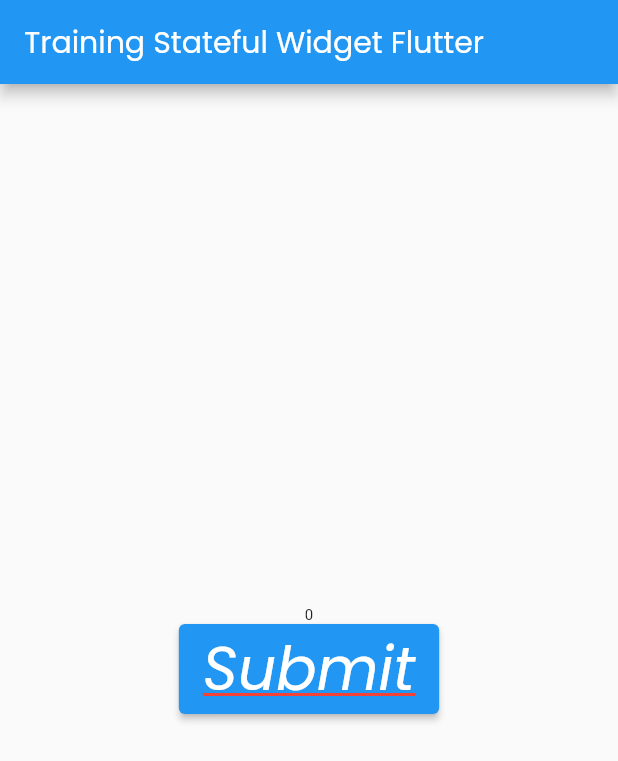
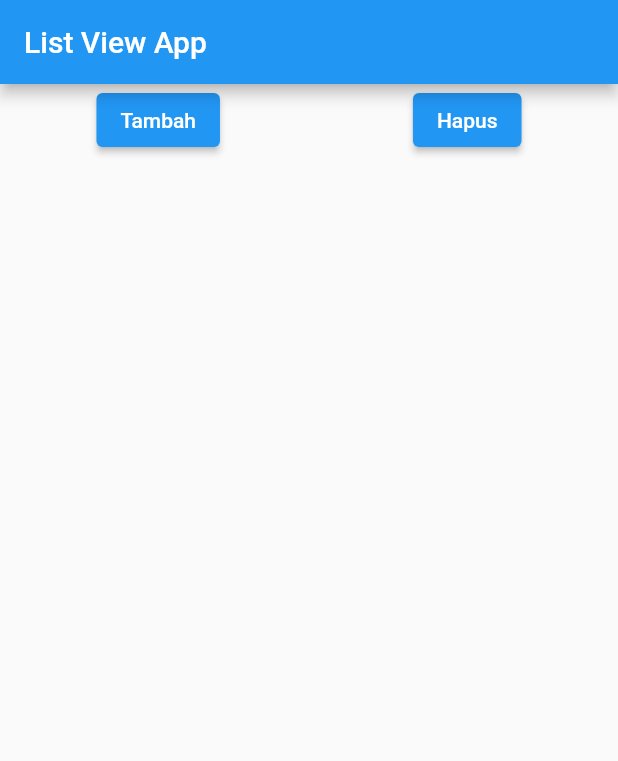
Before and after one commit to putranurf/hello-flutter, a Flutter app: the screen it shows after launch, on a phone screen of 412 x 824 dp. Shown: the top 761 px of the screen. Run offline on Flutter 3.47's test engine with Material 2 defaults, Android fonts, the phone set to English and light mode, and no system bars.

Commit message:
Training List View

```diff
--- a/lib/main.dart
+++ b/lib/main.dart
@@ -4,7 +4,8 @@ void main() {
   // runApp(const RowColumn());
   // runApp(const TextApp());
   // runApp(const ContainerApp());
-  runApp(const TestStatefulWidget());
+  // runApp(const TestStatefulWidget());
+  runApp(const ListViewApp());
 }
 
 // class TextApp extends StatelessWidget {
@@ -96,54 +97,104 @@ void main() {
 //   }
 // }
 
-class TestStatefulWidget extends StatefulWidget {
-  const TestStatefulWidget({super.key});
+// class TestStatefulWidget extends StatefulWidget {
+//   const TestStatefulWidget({super.key});
+
+//   @override
+//   State<TestStatefulWidget> createState() => _TestStatefulWidgetState();
+// }
+
+// class _TestStatefulWidgetState extends State<TestStatefulWidget> {
+//   int number = 0;
+
+//   @override
+//   Widget build(BuildContext context) {
+//     return MaterialApp(
+//       home: Scaffold(
+//         appBar: AppBar(
+//           title: const Text(
+//             "Training Stateful Widget Flutter",
+//             style: TextStyle(fontFamily: "Poppins"),
+//           ),
+//         ),
+//         body: Center(
+//           child: Column(
+//             mainAxisAlignment: MainAxisAlignment.center,
+//             children: <Widget>[
+//               Text(
+//                 number.toString(),
+//                 style: TextStyle(fontSize: 10 + number.toDouble()),
+//               ),
+//               ElevatedButton(
+//                 onPressed: () {
+//                   setState(() {
+//                     number = number + 1;
+//                   }); // Anonymous Method
+//                 },
+//                 child: Text(
+//                   "Submit",
+//                   style: TextStyle(
+//                       fontFamily: "Poppins",
+//                       fontStyle: FontStyle.italic,
+//                       fontSize: 40,
+//                       decoration: TextDecoration.underline,
+//                       decorationColor: Colors.red,
+//                       decorationStyle: TextDecorationStyle.solid),
+//                 ),
+//               )
+//             ],
+//           ),
+//         ),
+//       ),
+//     );
+//   }
+// }
+
+class ListViewApp extends StatefulWidget {
+  const ListViewApp({super.key});
 
   @override
-  State<TestStatefulWidget> createState() => _TestStatefulWidgetState();
+  State<ListViewApp> createState() => _ListViewAppState();
 }
 
-class _TestStatefulWidgetState extends State<TestStatefulWidget> {
-  int number = 0;
+class _ListViewAppState extends State<ListViewApp> {
+  List<Widget> widgets = [];
+  int counter = 1;
 
   @override
   Widget build(BuildContext context) {
     return MaterialApp(
       home: Scaffold(
         appBar: AppBar(
-          title: const Text(
-            "Training Stateful Widget Flutter",
-            style: TextStyle(fontFamily: "Poppins"),
-          ),
+          title: Text("List View App"),
         ),
-        body: Center(
-          child: Column(
-            mainAxisAlignment: MainAxisAlignment.center,
+        body: ListView(children: <Widget>[
+          Row(
+            mainAxisAlignment: MainAxisAlignment.spaceAround,
             children: <Widget>[
-              Text(
-                number.toString(),
-                style: TextStyle(fontSize: 10 + number.toDouble()),
-              ),
               ElevatedButton(
-                onPressed: () {
-                  setState(() {
-                    number = number + 1;
-                  }); // Anonymous Method
-                },
-                child: Text(
-                  "Submit",
-                  style: TextStyle(
-                      fontFamily: "Poppins",
-                      fontStyle: FontStyle.italic,
-                      fontSize: 40,
-                      decoration: TextDecoration.underline,
-                      decorationColor: Colors.red,
-                      decorationStyle: TextDecorationStyle.solid),
-                ),
-              )
+                  onPressed: () {
+                    setState(() {
+                      widgets.add(Text("Data Ke" + counter.toString()));
+                      counter++;
+                    });
+                  },
+                  child: Text("Tambah")),
+              ElevatedButton(
+                  onPressed: () {
+                    setState(() {
+                      widgets.removeLast();
+                      counter--;
+                    });
+                  },
+                  child: Text("Hapus")),
             ],
           ),
-        ),
+          Column(
+            crossAxisAlignment: CrossAxisAlignment.start,
+            children: widgets,
+          )
+        ]),
       ),
     );
   }
```
